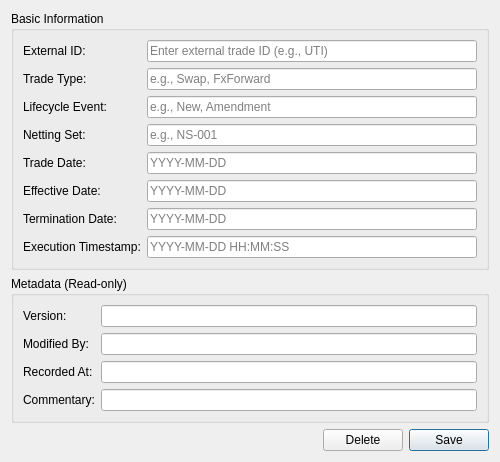
Above: projects/ores.qt/ui/TradeDetailDialog.ui from OreStudio/OreStudio before the change. Below: the same form after it.
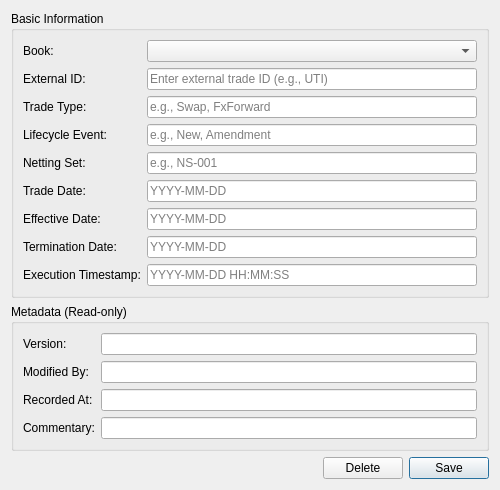
That is the form after the change.

Commit message:
[qt] Add book selector to TradeDetailDialog
Add a bookCombo QComboBox to the trade detail dialog. Books are loaded
asynchronously from the server when the dialog is initialized. On save,
the selected book's UUID is written to trade.book_id and its
parent_portfolio_id is derived automatically for trade.portfolio_id.

The combo is enabled only in create mode (book cannot be changed on
an existing trade). setReadOnly() also disables it for history views.

```diff
--- a/projects/ores.qt/ui/TradeDetailDialog.ui
+++ b/projects/ores.qt/ui/TradeDetailDialog.ui
@@ -33,111 +33,121 @@
      </property>
      <layout class="QFormLayout" name="formLayout">
       <item row="0" column="0">
+       <widget class="QLabel" name="label_bookCombo">
+        <property name="text">
+         <string>Book:</string>
+        </property>
+       </widget>
+      </item>
+      <item row="0" column="1">
+       <widget class="QComboBox" name="bookCombo"/>
+      </item>
+      <item row="1" column="0">
        <widget class="QLabel" name="label_externalIdEdit">
         <property name="text">
          <string>External ID:</string>
         </property>
        </widget>
       </item>
-      <item row="0" column="1">
+      <item row="1" column="1">
        <widget class="QLineEdit" name="externalIdEdit">
         <property name="placeholderText">
          <string>Enter external trade ID (e.g., UTI)</string>
         </property>
        </widget>
       </item>
-      <item row="1" column="0">
+      <item row="2" column="0">
        <widget class="QLabel" name="label_tradeTypeEdit">
         <property name="text">
          <string>Trade Type:</string>
         </property>
        </widget>
       </item>
-      <item row="1" column="1">
+      <item row="2" column="1">
        <widget class="QLineEdit" name="tradeTypeEdit">
         <property name="placeholderText">
          <string>e.g., Swap, FxForward</string>
         </property>
        </widget>
       </item>
-      <item row="2" column="0">
+      <item row="3" column="0">
        <widget class="QLabel" name="label_lifecycleEventEdit">
         <property name="text">
          <string>Lifecycle Event:</string>
         </property>
        </widget>
       </item>
-      <item row="2" column="1">
+      <item row="3" column="1">
        <widget class="QLineEdit" name="lifecycleEventEdit">
         <property name="placeholderText">
          <string>e.g., New, Amendment</string>
         </property>
        </widget>
       </item>
-      <item row="3" column="0">
+      <item row="4" column="0">
        <widget class="QLabel" name="label_nettingSetIdEdit">
         <property name="text">
          <string>Netting Set:</string>
         </property>
        </widget>
       </item>
-      <item row="3" column="1">
+      <item row="4" column="1">
        <widget class="QLineEdit" name="nettingSetIdEdit">
         <property name="placeholderText">
          <string>e.g., NS-001</string>
         </property>
        </widget>
       </item>
-      <item row="4" column="0">
+      <item row="5" column="0">
        <widget class="QLabel" name="label_tradeDateEdit">
         <property name="text">
          <string>Trade Date:</string>
         </property>
        </widget>
       </item>
-      <item row="4" column="1">
+      <item row="5" column="1">
        <widget class="QLineEdit" name="tradeDateEdit">
         <property name="placeholderText">
          <string>YYYY-MM-DD</string>
         </property>
        </widget>
       </item>
-      <item row="5" column="0">
+      <item row="6" column="0">
        <widget class="QLabel" name="label_effectiveDateEdit">
         <property name="text">
          <string>Effective Date:</string>
         </property>
        </widget>
       </item>
-      <item row="5" column="1">
+      <item row="6" column="1">
        <widget class="QLineEdit" name="effectiveDateEdit">
         <property name="placeholderText">
          <string>YYYY-MM-DD</string>
         </property>
        </widget>
       </item>
-      <item row="6" column="0">
+      <item row="7" column="0">
        <widget class="QLabel" name="label_terminationDateEdit">
         <property name="text">
          <string>Termination Date:</string>
         </property>
        </widget>
       </item>
-      <item row="6" column="1">
+      <item row="7" column="1">
        <widget class="QLineEdit" name="terminationDateEdit">
         <property name="placeholderText">
          <string>YYYY-MM-DD</string>
         </property>
        </widget>
       </item>
-      <item row="7" column="0">
+      <item row="8" column="0">
        <widget class="QLabel" name="label_executionTimestampEdit">
         <property name="text">
          <string>Execution Timestamp:</string>
         </property>
        </widget>
       </item>
-      <item row="7" column="1">
+      <item row="8" column="1">
        <widget class="QLineEdit" name="executionTimestampEdit">
         <property name="placeholderText">
          <string>YYYY-MM-DD HH:MM:SS</string>
```
The commit also changes 2 other files.
